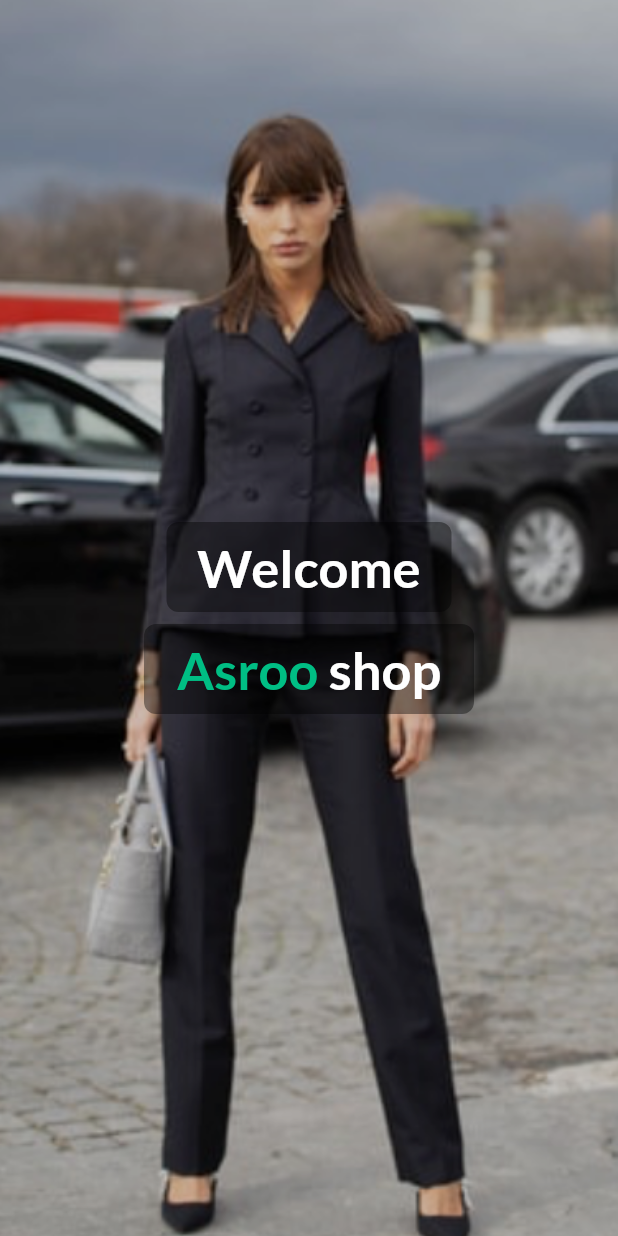
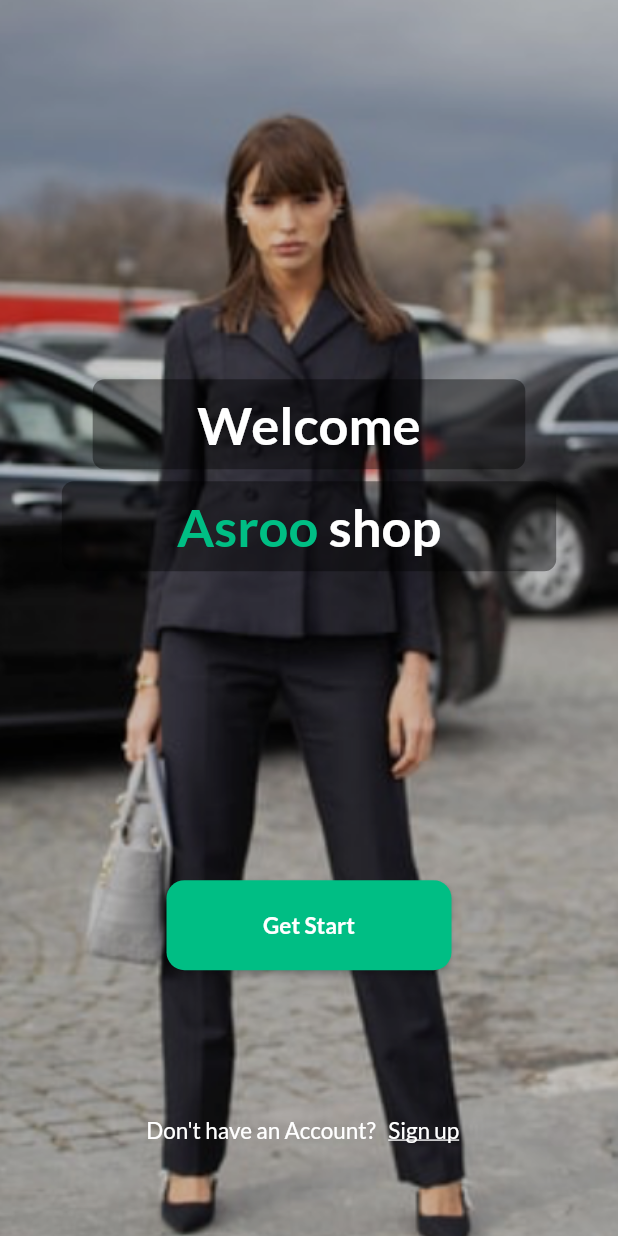
Before and after one commit to Ahmed-Nagiub/E_Commerce_MVC, a Flutter app: the screen it shows after launch, on a phone screen of 412 x 824 dp. Run offline on Flutter 3.47's test engine with Material 2 defaults, Android fonts, the phone set to English and light mode, and no system bars; our stand-ins replace get, google_fonts.

Commit message:
finish welcome screen

```diff
--- a/lib/main.dart
+++ b/lib/main.dart
@@ -11,7 +11,6 @@ void main() {
 class MyApp extends StatelessWidget {
   const MyApp({super.key});
 
-  // This widget is the root of your application.
   @override
   Widget build(BuildContext context) {
     return GetMaterialApp(
--- a/lib/routes/routes.dart
+++ b/lib/routes/routes.dart
@@ -1,3 +1,5 @@
+import 'package:e_commerce_app/view/screens/auth/login_screen.dart';
+import 'package:e_commerce_app/view/screens/auth/signup_screen.dart';
 import 'package:e_commerce_app/view/screens/welcome_screen.dart';
 import 'package:get/get.dart';
 
@@ -11,9 +13,19 @@ class AppRoutes {
       name: Routes.welcomeScreen,
       page: ()=> const WelcomeScreen(),
     ),
+    GetPage(
+      name: Routes.loginScreen,
+      page: ()=> const LoginScreen(),
+    ),
+    GetPage(
+      name: Routes.sinUpScreen,
+      page: ()=> const SignUpScreen(),
+    ),
   ];
 }
 
 class Routes {
   static const welcomeScreen = '/WelcomeScreen';
+  static const loginScreen = '/loginScreen';
+  static const sinUpScreen = '/signUpScreen';
 }
--- a/lib/view/screens/welcome_screen.dart
+++ b/lib/view/screens/welcome_screen.dart
@@ -1,6 +1,11 @@
+import 'package:e_commerce_app/routes/routes.dart';
 import 'package:e_commerce_app/utils/theme.dart';
+import 'package:e_commerce_app/view/screens/auth/login_screen.dart';
+import 'package:e_commerce_app/view/screens/auth/signup_screen.dart';
 import 'package:e_commerce_app/view/widgets/text_utils.dart';
 import 'package:flutter/material.dart';
+import 'package:get/get_core/src/get_main.dart';
+import 'package:get/get_navigation/get_navigation.dart';
 
 class WelcomeScreen extends StatelessWidget {
   const WelcomeScreen({Key? key}) : super(key: key);
@@ -25,8 +30,9 @@ class WelcomeScreen extends StatelessWidget {
             child: Column(
               mainAxisAlignment: MainAxisAlignment.center,
               children: [
+                SizedBox(height: MediaQuery.of(context).size.height*0.25),
                 Container(
-                  width: 190,
+                  width: MediaQuery.of(context).size.width * 0.70,
                   height: 60,
                   decoration: BoxDecoration(
                     color: Colors.black.withOpacity(0.4),
@@ -38,12 +44,13 @@ class WelcomeScreen extends StatelessWidget {
                       color: Colors.white,
                       fontSize: 35,
                       fontWeight: FontWeight.bold,
+                      underLine: TextDecoration.none,
                     ),
                   ),
                 ),
                 SizedBox(height: 8),
                 Container(
-                  width: 220,
+                  width: MediaQuery.of(context).size.width * 0.80,
                   height: 60,
                   decoration: BoxDecoration(
                     color: Colors.black.withOpacity(0.4),
@@ -58,6 +65,7 @@ class WelcomeScreen extends StatelessWidget {
                           color: mainColor,
                           fontSize: 35,
                           fontWeight: FontWeight.bold,
+                          underLine: TextDecoration.none,
                         ),
                         SizedBox(width: 7,),
                         TextUtils(
@@ -65,11 +73,38 @@ class WelcomeScreen extends StatelessWidget {
                           color: Colors.white,
                           fontSize: 35,
                           fontWeight: FontWeight.bold,
+                          underLine: TextDecoration.none,
                         ),
                       ],
                     ),
                   ),
                 ),
+                SizedBox(height: MediaQuery.of(context).size.height*0.25),
+                SizedBox(
+                  height: 60,
+                  width: 190,
+                  child: ElevatedButton(onPressed: (){
+                    Get.offNamed(Routes.loginScreen);
+                  }, child: TextUtils(
+                      fontSize: 15, fontWeight: FontWeight.bold, text: 'Get Start', color: Colors.white,
+                      underLine: TextDecoration.none),
+                    style:  ButtonStyle(
+                    backgroundColor: MaterialStatePropertyAll(mainColor),
+                    shape: MaterialStatePropertyAll(RoundedRectangleBorder(borderRadius: BorderRadius.circular(12)))
+                  ),),
+                ),
+                SizedBox(height: MediaQuery.of(context).size.height/10),
+                Row(
+                  mainAxisAlignment: MainAxisAlignment.center,
+                  children:  [
+                    const TextUtils(fontSize: 15, fontWeight: FontWeight.normal,
+                        text: "Don't have an Account?", color: Colors.white,underLine: TextDecoration.none),
+                    TextButton(onPressed:(){
+                      Get.offNamed(Routes.sinUpScreen);
+                    }, child: TextUtils(fontSize: 15, fontWeight: FontWeight.normal,
+                        text: "Sign up", color: Colors.white,underLine: TextDecoration.underline,))
+                  ],
+                )
               ],
             ),
           ),
--- a/lib/view/widgets/text_utils.dart
+++ b/lib/view/widgets/text_utils.dart
@@ -6,16 +6,16 @@ class TextUtils extends StatelessWidget {
   final Color color;
   final double fontSize;
   final FontWeight fontWeight;
-  //final TextDecoration underLine;
+  final TextDecoration underLine;
 
   const TextUtils({
     required this.fontSize,
     required this.fontWeight,
     required this.text,
     required this.color,
-   // required this.underLine,
+    required this.underLine,
     Key? key,
-  }) : super(key: key);
+  }):super(key: key);
 
   @override
   Widget build(BuildContext context) {
@@ -23,7 +23,7 @@ class TextUtils extends StatelessWidget {
       text,
       style: GoogleFonts.lato(
         textStyle: TextStyle(
-          //decoration: underLine,
+          decoration: underLine,
           color: color,
           fontSize: fontSize,
           fontWeight: fontWeight,
```
Also changed, not shown: lib/view/screens/auth/login_screen.dart (+20 -0 lines), lib/view/screens/auth/signup_screen.dart (+20 -0 lines).
